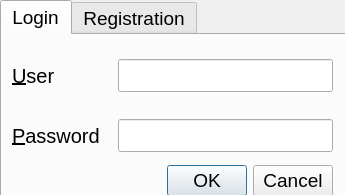
The window that ui/login.ui (dulobanov/stockroom) describes before a commit, drawn with Qt 5.
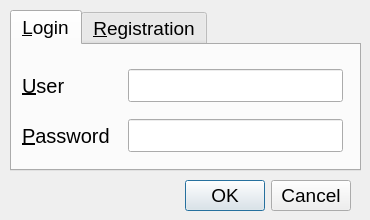
The same window after the commit.

Commit message: write login ui

What changed in the file:
```diff
--- a/ui/login.ui
+++ b/ui/login.ui
@@ -9,8 +9,8 @@
    <rect>
     <x>0</x>
     <y>0</y>
-    <width>345</width>
-    <height>195</height>
+    <width>370</width>
+    <height>220</height>
    </rect>
   </property>
   <property name="sizePolicy">
@@ -21,14 +21,14 @@
   </property>
   <property name="minimumSize">
    <size>
-    <width>345</width>
-    <height>195</height>
+    <width>370</width>
+    <height>220</height>
    </size>
   </property>
   <property name="maximumSize">
    <size>
-    <width>345</width>
-    <height>195</height>
+    <width>370</width>
+    <height>220</height>
    </size>
   </property>
   <property name="font">
@@ -45,14 +45,14 @@
   <widget class="QTabWidget" name="tabWidget">
    <property name="geometry">
     <rect>
-     <x>0</x>
-     <y>0</y>
+     <x>10</x>
+     <y>10</y>
      <width>351</width>
-     <height>201</height>
+     <height>161</height>
     </rect>
    </property>
    <property name="sizePolicy">
-    <sizepolicy hsizetype="Fixed" vsizetype="Fixed">
+    <sizepolicy hsizetype="Minimum" vsizetype="Minimum">
      <horstretch>0</horstretch>
      <verstretch>0</verstretch>
     </sizepolicy>
@@ -78,7 +78,7 @@
      <string/>
     </property>
     <attribute name="title">
-     <string>Login</string>
+     <string>&amp;Login</string>
     </attribute>
     <widget class="QWidget" name="horizontalLayoutWidget">
      <property name="geometry">
@@ -126,7 +126,7 @@
      <property name="geometry">
       <rect>
        <x>10</x>
-       <y>80</y>
+       <y>70</y>
        <width>321</width>
        <height>41</height>
       </rect>
@@ -167,26 +167,10 @@
       </item>
      </layout>
     </widget>
-    <widget class="QDialogButtonBox" name="buttonBox_login">
-     <property name="geometry">
-      <rect>
-       <x>10</x>
-       <y>130</y>
-       <width>321</width>
-       <height>31</height>
-      </rect>
-     </property>
-     <property name="inputMethodHints">
-      <set>Qt::ImhNone</set>
-     </property>
-     <property name="standardButtons">
-      <set>QDialogButtonBox::Cancel|QDialogButtonBox::Ok</set>
-     </property>
-    </widget>
    </widget>
    <widget class="QWidget" name="tab_2">
     <attribute name="title">
-     <string>Registration</string>
+     <string>&amp;Registration</string>
     </attribute>
     <widget class="QWidget" name="horizontalLayoutWidget_3">
      <property name="geometry">
@@ -335,6 +319,27 @@
     </widget>
    </widget>
   </widget>
+  <widget class="QDialogButtonBox" name="buttonBox">
+   <property name="geometry">
+    <rect>
+     <x>30</x>
+     <y>180</y>
+     <width>321</width>
+     <height>31</height>
+    </rect>
+   </property>
+   <property name="font">
+    <font>
+     <pointsize>14</pointsize>
+    </font>
+   </property>
+   <property name="inputMethodHints">
+    <set>Qt::ImhNone</set>
+   </property>
+   <property name="standardButtons">
+    <set>QDialogButtonBox::Cancel|QDialogButtonBox::Ok</set>
+   </property>
+  </widget>
  </widget>
  <tabstops>
   <tabstop>lineEdit</tabstop>
```
Left out of the diff: 106 changed lines with no effect on the pictures. The commit also changes 13 other files.
